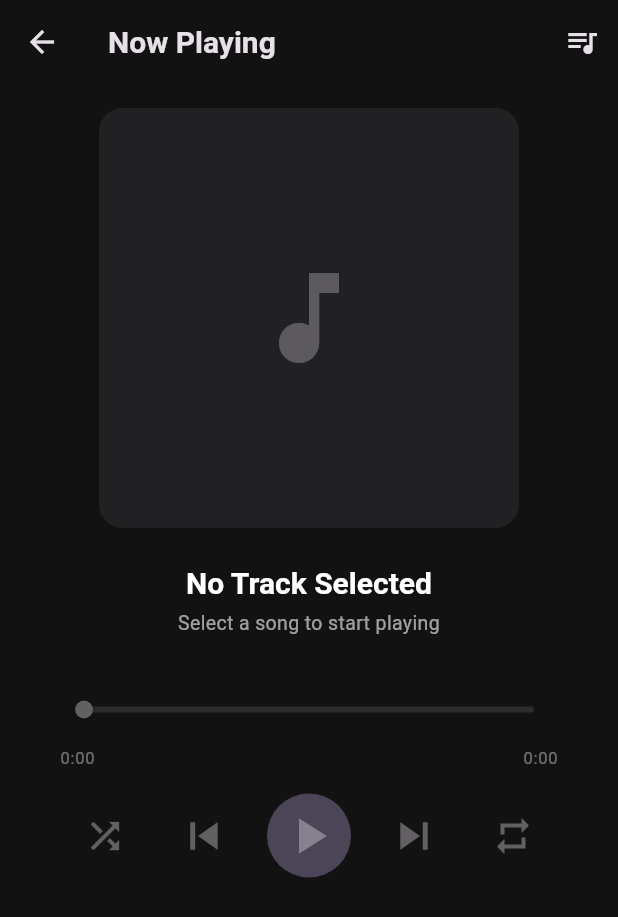
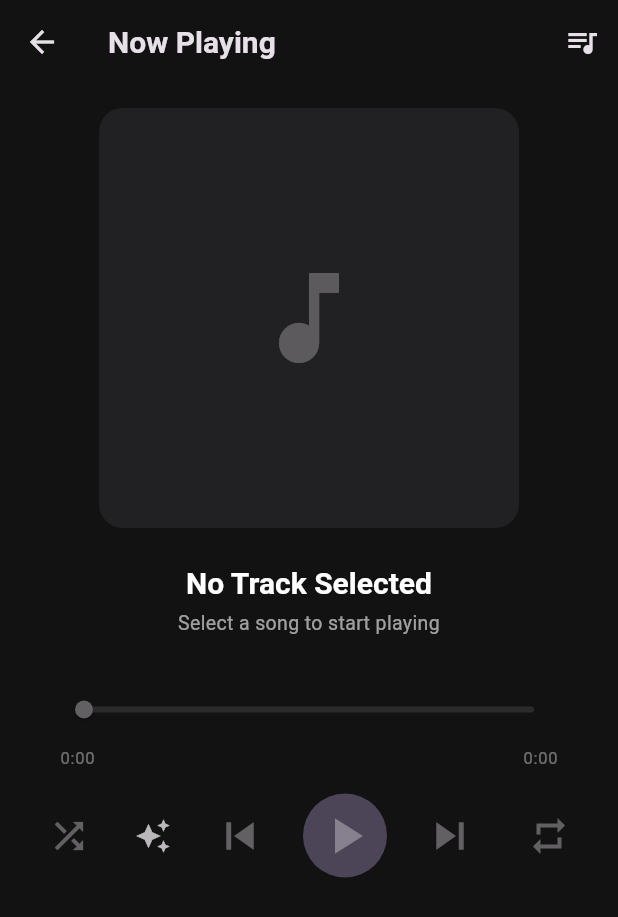
Before and after one commit to Yuvraj-Sarathe/Sonic-Vault, a Flutter app: the PlayerView screen opened by its route, on a phone screen of 412 x 824 dp. Shown: the top 917 px of the screen. Run offline on Flutter 3.47's test engine with Material 3 defaults, Android fonts, the phone set to English and light mode, and no system bars; our stand-ins replace drift, file_picker, flutter_riverpod, go_router, just_audio, shared_preferences; missing offline and left inert: audio_metadata_reader; accounts and stored records are empty; generated files the repository leaves out were written again.

Commit message:
feat: auto-play fix, Play Random button, keyboard shortcuts

```diff
--- a/lib/features/player/views/player_view.dart
+++ b/lib/features/player/views/player_view.dart
@@ -1,11 +1,14 @@
 import 'dart:io';
+import 'dart:math';
 import 'package:flutter/material.dart' hide RepeatMode;
+import 'package:flutter/services.dart';
 import 'package:flutter_riverpod/flutter_riverpod.dart';
 import 'package:go_router/go_router.dart';
 import '../../../core/audio/audio_service.dart';
 import '../../../core/utils/file_utils.dart';
 import '../../../core/utils/lrc_parser.dart';
 import '../../../providers/audio_providers.dart';
+import '../../../providers/song_providers.dart';
 
 class PlayerView extends ConsumerWidget {
   const PlayerView({super.key});
@@ -21,8 +24,24 @@ class PlayerView extends ConsumerWidget {
     final isPlaying = ref.watch(isPlayingProvider).asData?.value ?? false;
     final isShuffled = ref.watch(isShuffledProvider).asData?.value ?? false;
     final repeatMode = ref.watch(repeatModeProvider).asData?.value ?? RepeatMode.off;
+    final songsAsync = ref.watch(allSongsProvider);
 
-    return Scaffold(
+    return CallbackShortcuts(
+      bindings: <ShortcutActivator, VoidCallback>{
+        const SingleActivator(LogicalKeyboardKey.space):
+            () => ref.read(audioServiceProvider).togglePlayPause(),
+        const SingleActivator(LogicalKeyboardKey.keyN):
+            () => ref.read(audioServiceProvider).next(),
+        const SingleActivator(LogicalKeyboardKey.keyP):
+            () => ref.read(audioServiceProvider).previous(),
+        const SingleActivator(LogicalKeyboardKey.arrowRight):
+            () => ref.read(audioServiceProvider).seekRelative(const Duration(seconds: 5)),
+        const SingleActivator(LogicalKeyboardKey.arrowLeft):
+            () => ref.read(audioServiceProvider).seekRelative(const Duration(seconds: -5)),
+      },
+      child: Focus(
+        autofocus: true,
+        child: Scaffold(
       appBar: AppBar(
         leading: IconButton(
           icon: const Icon(Icons.arrow_back),
@@ -121,8 +140,28 @@ class PlayerView extends ConsumerWidget {
                   onPressed: hasSong
                       ? () => ref.read(audioServiceProvider).toggleShuffle()
                       : null,
+                  tooltip: 'Shuffle Mode',
                 ),
-                const SizedBox(width: 16),
+                const SizedBox(width: 8),
+                IconButton(
+                  icon: const Icon(Icons.auto_awesome),
+                  iconSize: 24,
+                  onPressed: () {
+                    final service = ref.read(audioServiceProvider);
+                    if (service.queue.isEmpty) {
+                      final songs = songsAsync.asData?.value;
+                      if (songs != null && songs.isNotEmpty) {
+                        final refs = songs.map((s) => s.toSongRef()).toList();
+                        final r = Random().nextInt(refs.length);
+                        service.setQueue(refs, startIndex: r);
+                      }
+                    } else {
+                      service.playRandom();
+                    }
+                  },
+                  tooltip: 'Play Random',
+                ),
+                const SizedBox(width: 8),
                 IconButton(
                   icon: const Icon(Icons.skip_previous),
                   iconSize: 36,
@@ -171,6 +210,8 @@ class PlayerView extends ConsumerWidget {
               ],
             ),
           ],
+        ),
+      ),
         ),
       ),
     );
```
Also changed, not shown: lib/app.dart (+44 -1 lines), lib/core/audio/audio_service.dart (+24 -0 lines), 6 other files.
